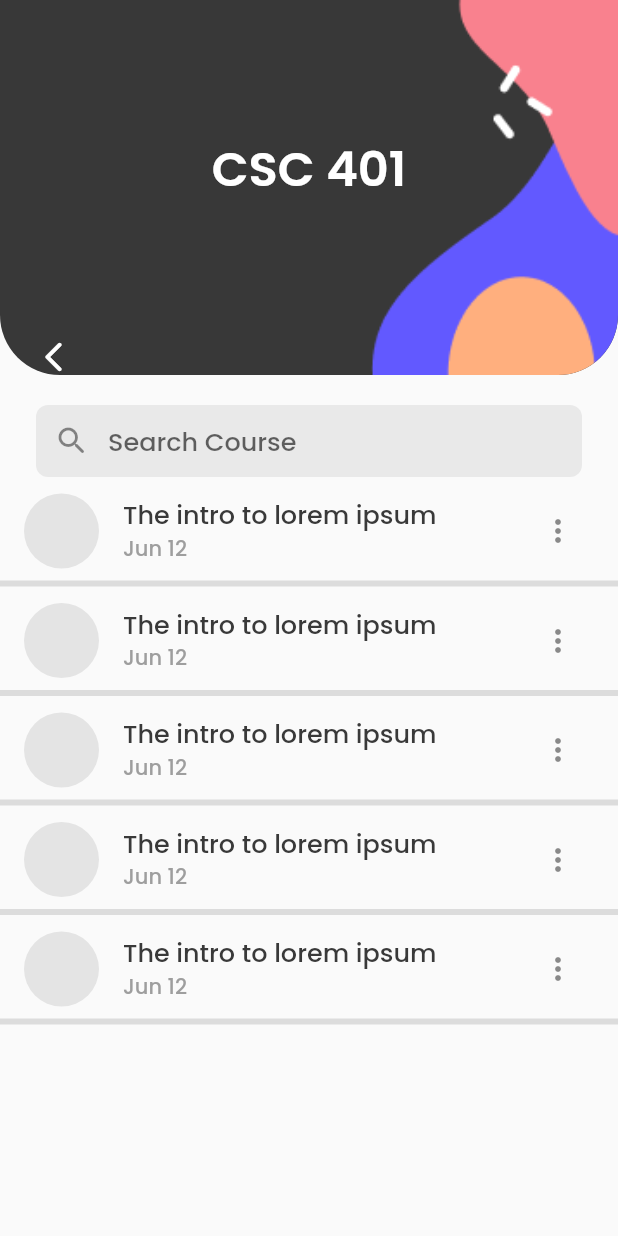
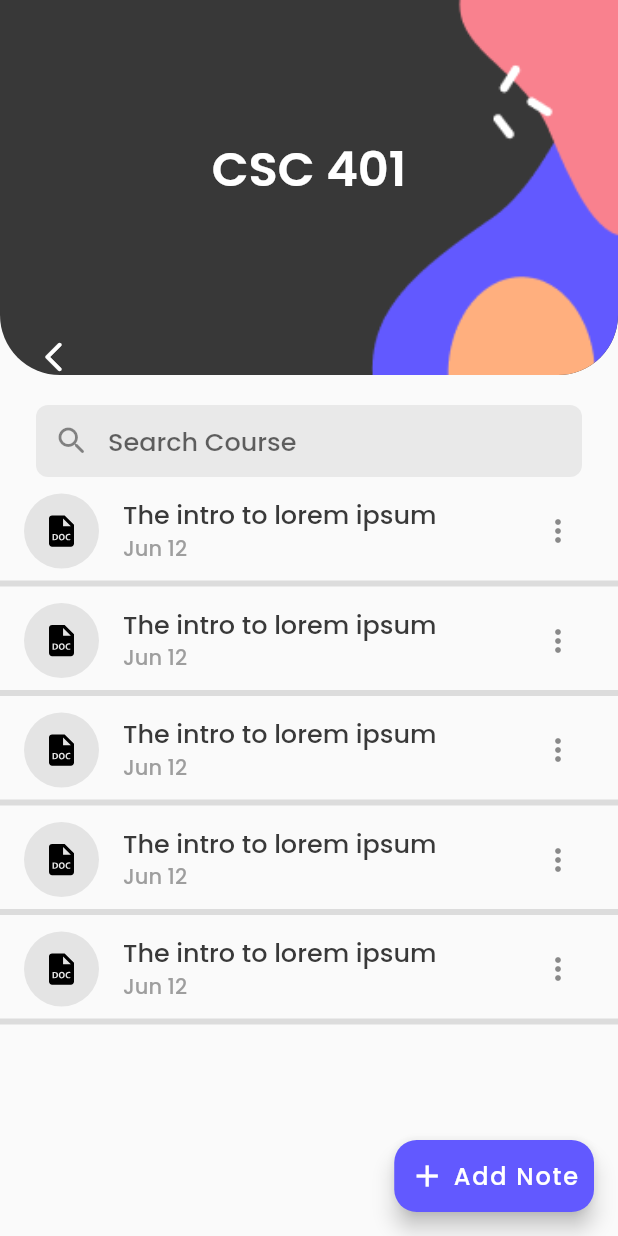
Before and after one commit to TamynatorSama/Smooth_Study, a Flutter app: the screen it shows after launch, on a phone screen of 412 x 824 dp. Run offline on Flutter 3.47's test engine with Material 2 defaults, Android fonts, the phone set to English and light mode, and no system bars; our stand-ins replace flutter_svg, google_fonts; missing offline and left inert: syncfusion_flutter_pdfviewer.

Commit message:
feat: added pdf reader ui design and some basic functionalities

```diff
--- a/lib/screens/course_material_listing.dart
+++ b/lib/screens/course_material_listing.dart
@@ -1,4 +1,6 @@
 import 'package:flutter/material.dart';
+import 'package:flutter_svg/svg.dart';
+import 'package:smooth_study/screens/pdf_view_page.dart';
 import 'package:smooth_study/utils/theme.dart';
 
 class CourseMaterialListing extends StatelessWidget {
@@ -106,10 +108,10 @@ class CourseMaterialListing extends StatelessWidget {
                   itemCount: 5, itemBuilder: (context, index) => Column(
                     children: [
                       ListTile(
-                        leading: const CircleAvatar(
+                        leading: CircleAvatar(
                           radius: 25,
-                          backgroundColor: Color.fromARGB(255, 228, 228, 228),
-                          // child: Icon(Icons.docu),
+                          backgroundColor: const Color.fromARGB(255, 228, 228, 228),
+                          child: SvgPicture.asset('assets/svg/bxs_file-doc.svg',width: 25,),
                         ),
                         title: Text("The intro to lorem ipsum",style:primaryTextStyle),
                         subtitle: Text('Jun 12',style:primaryTextStyle.copyWith(fontSize: 14,color: Colors.grey)),
@@ -126,6 +128,22 @@ class CourseMaterialListing extends StatelessWidget {
                   )))
         ],
       ),
+      floatingActionButton: FloatingActionButton.extended(
+        backgroundColor: const Color(0xff6259FF),
+        extendedPadding: const EdgeInsets.symmetric(horizontal: 10),
+        shape: RoundedRectangleBorder(
+          borderRadius: BorderRadius.circular(15)
+        ),
+        label: Row(
+          children: [
+            const Icon(Icons.add),
+            const SizedBox(width: 5,),
+            Text("Add Note",style: primaryTextStyle.copyWith(fontSize: 16,color: Colors.white),),
+          ],
+        ),
+        onPressed: (){
+          Navigator.of(context).push(MaterialPageRoute(builder: (context)=>const PdfViewPage()));
+        }),
     );
   }
 }
--- a/pubspec.yaml
+++ b/pubspec.yaml
@@ -10,9 +10,9 @@ dependencies:
   flutter:
     sdk: flutter
 
-  syncfusion_flutter_pdf: ^21.2.10
+  syncfusion_flutter_pdfviewer: ^21.2.10
   flutter_svg: ^2.0.7
-  google_fonts: ^5.0.0
+  google_fonts: ^4.0.4
 
 dev_dependencies:
   flutter_test:
```
Also changed, not shown: lib/screens/pdf_view_page.dart (added, +110 -0 lines), assets/svg/bxs_file-doc.svg (added), pubspec.lock, 6 other files.
